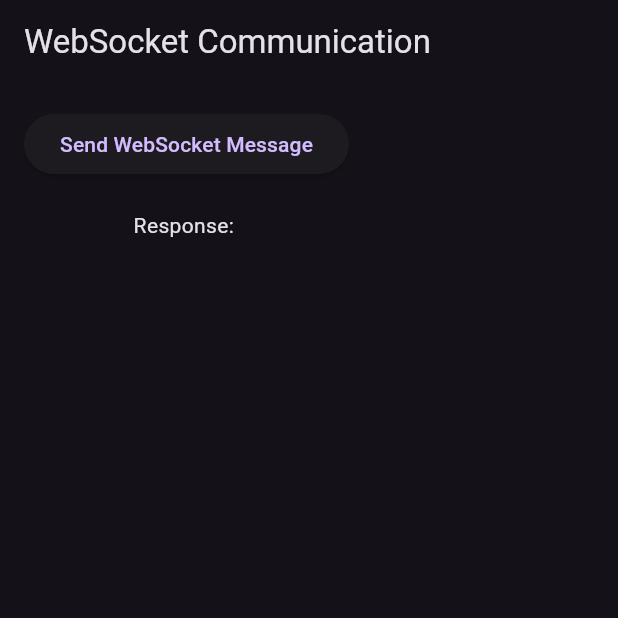
After one commit to Akrem-Alamine/VI-Light, a Flutter app: the screen it shows after launch, after a tap on "Send WebSocket Message", on a phone screen of 412 x 824 dp, the top half of it. The commit adds this screen. Run offline on Flutter 3.47's test engine with Material 3 defaults, Android fonts, the light colour scheme and no system bars; our stand-ins replace firebase_core, firebase_database; accounts and stored records are empty; network calls fail.

Commit message:
version-3

```diff
--- a/vi_light/lib/main.dart
+++ b/vi_light/lib/main.dart
@@ -1,6 +1,7 @@
 import 'package:firebase_database/firebase_database.dart';
 import 'package:firebase_core/firebase_core.dart';
 import 'package:flutter/material.dart';
+import 'package:vi_light/websocket_view.dart';
 import 'firebase_options.dart';
 enum MenuAction{reset,disconnectWifi}
 void main() async{
@@ -13,7 +14,7 @@ void main() async{
       debugShowCheckedModeBanner: false,
       title: 'VI Lights',
       theme: ThemeData.dark(),
-      home: const HomePage(),
+      home: new WebSocketView(),
     ),);
 }
 
--- /dev/null
+++ b/vi_light/lib/web_socket_service.dart
@@ -0,0 +1,21 @@
+// lib/web_socket_service.dart
+import 'package:web_socket_channel/web_socket_channel.dart';
+
+class WebSocketService {
+  final String url;
+  late WebSocketChannel channel;
+
+  WebSocketService(this.url) {
+    channel = WebSocketChannel.connect(Uri.parse(url));
+  }
+
+  void send(String message) {
+    channel.sink.add(message);
+  }
+
+  Stream get stream => channel.stream;
+
+  void close() {
+    channel.sink.close();
+  }
+}
--- /dev/null
+++ b/vi_light/lib/websocket_view.dart
@@ -0,0 +1,55 @@
+// lib/websocket_view.dart
+import 'package:flutter/material.dart';
+import 'web_socket_service.dart';
+
+class WebSocketView extends StatefulWidget {
+  @override
+  _WebSocketViewState createState() => _WebSocketViewState();
+}
+
+class _WebSocketViewState extends State<WebSocketView> {
+  final webSocketService = WebSocketService('ws://192.168.206.50:81'); // Adjust the IP and port accordingly
+  String _response = '';
+
+  @override
+  void initState() {
+    super.initState();
+    webSocketService.stream.listen((message) {
+      setState(() {
+        _response = message;
+      });
+    });
+  }
+
+  void _sendWebSocketMessage() {
+    webSocketService.send('Hello from Taher!');
+  }
+
+  @override
+  void dispose() {
+    webSocketService.close();
+    super.dispose();
+  }
+
+  @override
+  Widget build(BuildContext context) {
+    return Scaffold(
+      appBar: AppBar(
+        title: Text('WebSocket Communication'),
+      ),
+      body: Padding(
+        padding: const EdgeInsets.all(16.0),
+        child: Column(
+          children: [
+            ElevatedButton(
+              onPressed: _sendWebSocketMessage,
+              child: Text('Send WebSocket Message'),
+            ),
+            SizedBox(height: 20),
+            Text('Response: $_response'),
+          ],
+        ),
+      ),
+    );
+  }
+}
--- a/vi_light/pubspec.yaml
+++ b/vi_light/pubspec.yaml
@@ -11,6 +11,7 @@ dependencies:
   cupertino_icons: ^1.0.6
   firebase_database: ^11.0.3
   firebase_core: ^3.2.0
+  web_socket_channel: ^3.0.1
 
 dev_dependencies:
   flutter_test:
```
Also changed, not shown: vi_light/pubspec.lock.
